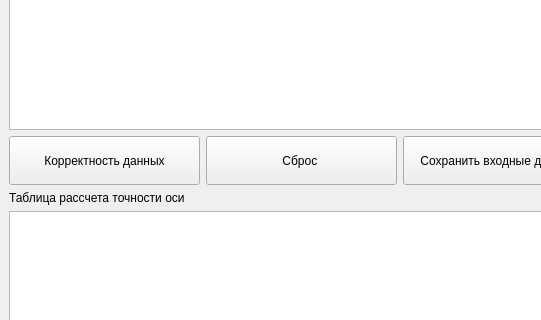
Old version of the form accuracy/accuracywindow.ui in the repository Eduuaarrdd/Calibrix; both pictures show x 0 to 541 and y 120 to 440 of the 800 by 600 pixel window.
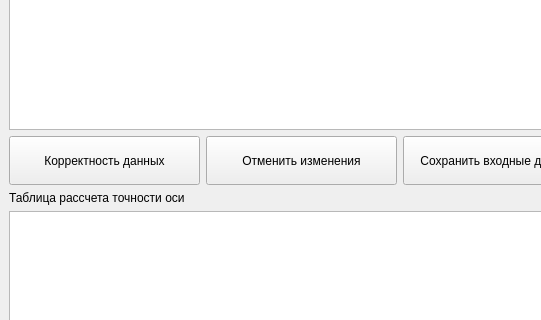
New version of the form.

Commit message: Calibrix 1.1: изменения для новой версии

```diff
--- a/accuracy/accuracywindow.ui
+++ b/accuracy/accuracywindow.ui
@@ -50,7 +50,7 @@
            </size>
           </property>
           <property name="text">
-           <string>Сброс </string>
+           <string>Отменить изменения</string>
           </property>
          </widget>
         </item>
```
Left out of the diff: 4 changed lines with no effect on the pictures. The commit also changes 6 other files.
